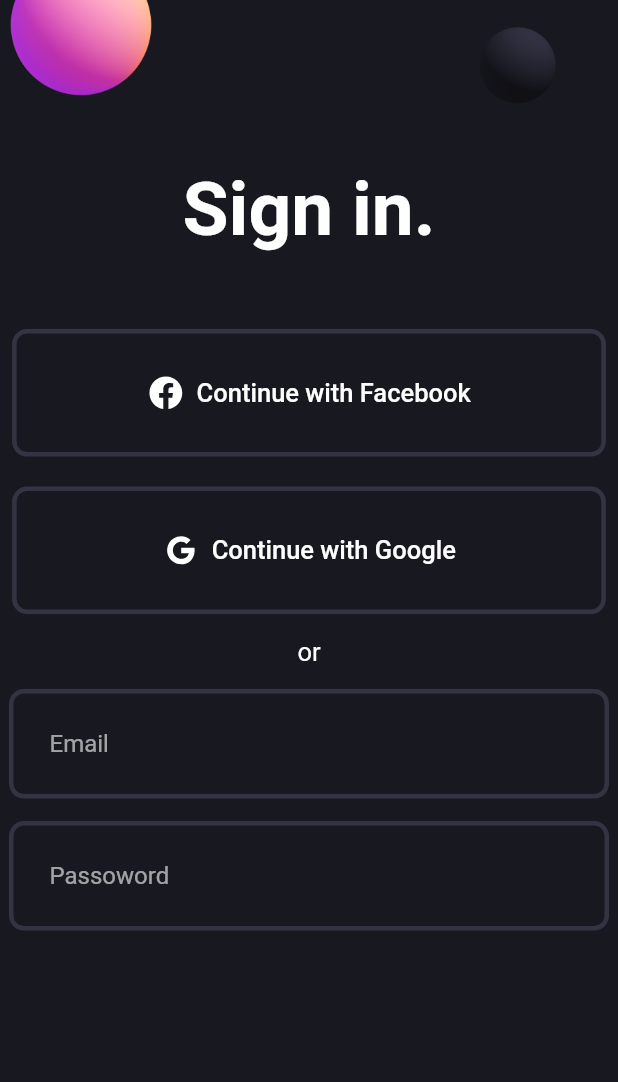
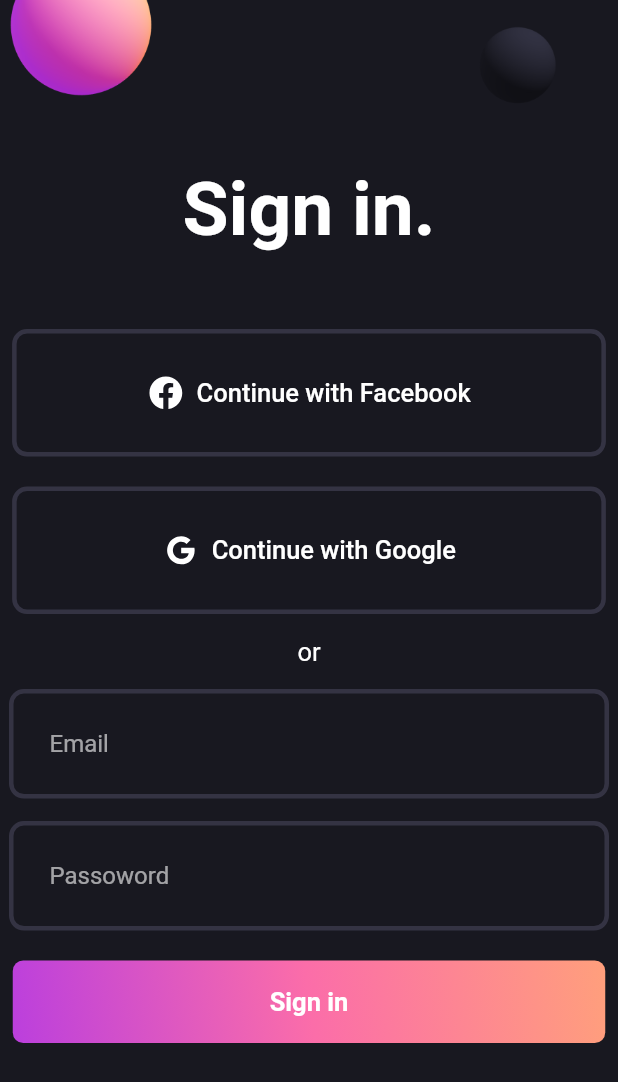
Before and after one commit to Saurav-Ganguly/loginUI, a Flutter app: the screen it shows after launch, on a phone screen of 412 x 824 dp. Shown: the top 1082 px of the screen. Run offline on Flutter 3.47's test engine with Material 2 defaults, Android fonts, the phone set to English and light mode, and no system bars; our stand-ins replace flutter_svg.

Commit message:
finished the tutorial

```diff
--- a/lib/login_screen.dart
+++ b/lib/login_screen.dart
@@ -1,4 +1,5 @@
 import 'package:flutter/material.dart';
+import 'package:loginui/widgets/grident_button.dart';
 import 'package:loginui/widgets/login_field.dart';
 import 'package:loginui/widgets/social_button.dart';
 
@@ -49,6 +50,7 @@ class LoginScreen extends StatelessWidget {
               const SizedBox(
                 height: 20,
               ),
+              const GradientButton(),
             ],
           ),
         ),
--- /dev/null
+++ b/lib/widgets/grident_button.dart
@@ -0,0 +1,39 @@
+import 'package:flutter/material.dart';
+import 'package:loginui/pallete.dart';
+
+class GradientButton extends StatelessWidget {
+  const GradientButton({super.key});
+
+  @override
+  Widget build(BuildContext context) {
+    return Container(
+      decoration: BoxDecoration(
+        gradient: const LinearGradient(
+          colors: [
+            Pallete.gradient1,
+            Pallete.gradient2,
+            Pallete.gradient3,
+          ],
+          begin: Alignment.bottomLeft,
+          end: Alignment.topRight,
+        ),
+        borderRadius: BorderRadius.circular(7),
+      ),
+      child: ElevatedButton(
+        onPressed: () {},
+        style: ElevatedButton.styleFrom(
+          fixedSize: const Size(395, 55),
+          backgroundColor: Colors.transparent,
+          shadowColor: Colors.transparent,
+        ),
+        child: const Text(
+          'Sign in',
+          style: TextStyle(
+            fontWeight: FontWeight.w600,
+            fontSize: 17,
+          ),
+        ),
+      ),
+    );
+  }
+}
```
